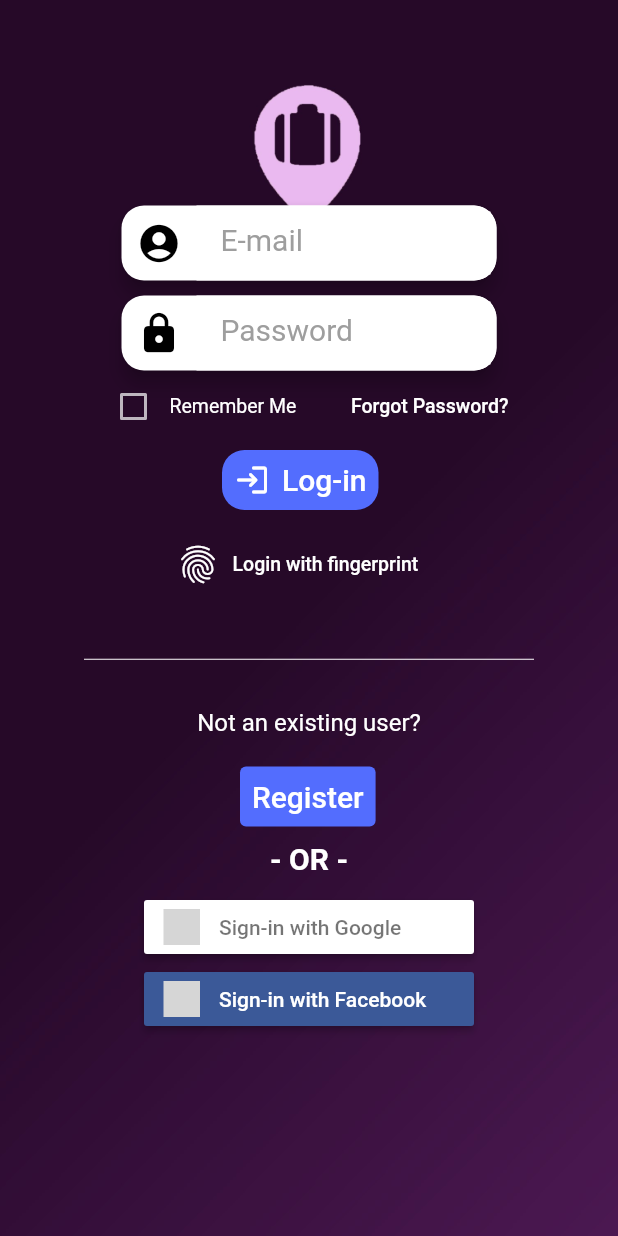
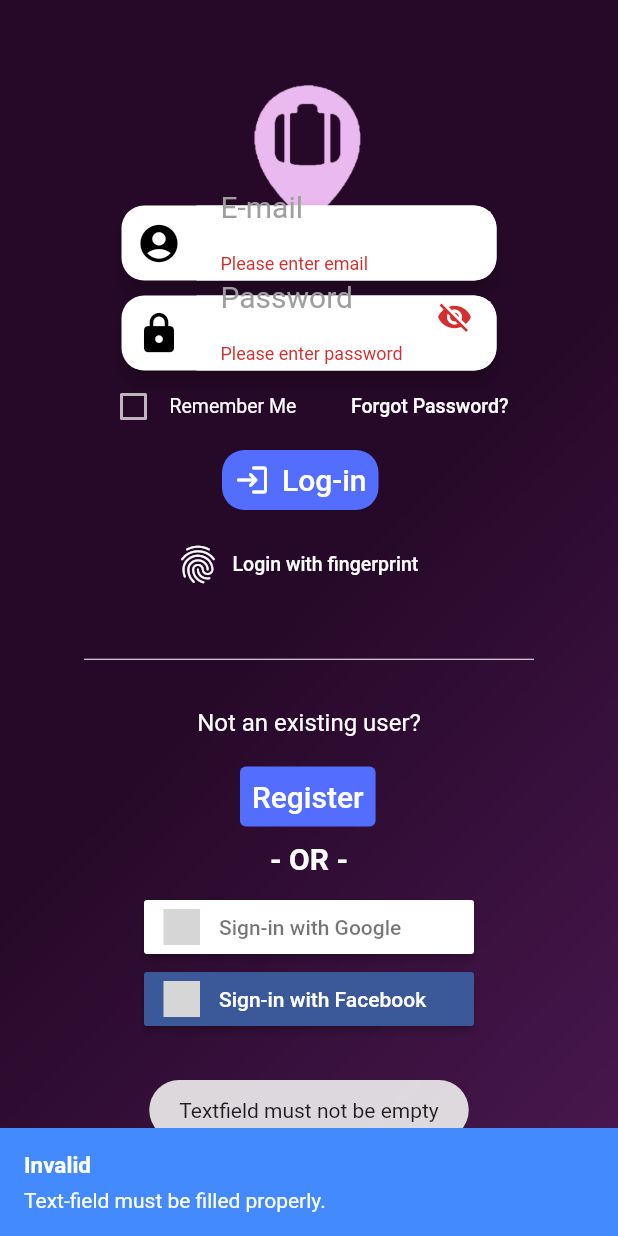
Before and after one commit to Saugat-Maharjan7/Smart-Travel-Planning, a Flutter app: the screen it shows after launch, after a tap on "Skip", after a tap on "Log-in", on a phone screen of 412 x 824 dp. Run offline on Flutter 3.47's test engine with Material 2 defaults, Android fonts, the phone set to English and light mode, and no system bars; our stand-ins replace firebase_auth, firebase_core, flushbar, flutter_icons, flutter_signin_button, fluttertoast and 7 more; accounts and stored records are empty; network calls fail; grey boxes are pictures that could not be loaded.

Commit message:
STPA V3(New changes - login milyo)

```diff
--- a/lib/Login/login_page.dart
+++ b/lib/Login/login_page.dart
@@ -1,6 +1,7 @@
 import 'package:flutter/material.dart';
 import 'package:flutter/rendering.dart';
 import 'package:flutter_signin_button/flutter_signin_button.dart';
+import 'package:fluttertoast/fluttertoast.dart';
 import 'package:smart_travel_planning_appli/Home/home_page.dart';
 import '../Register/register_page.dart';
 import '../Home/home_page.dart';
@@ -309,6 +310,18 @@ class _LoginPageState extends State<LoginPage> {
                               children: <Widget>[
                                 TextButton.icon(
                                   onPressed: () async {
+                                    if (_formkey.currentState.validate()) {
+                                    } else {
+                                      Fluttertoast.showToast(
+                                          msg: "Textfield must not be empty");
+                                      Flushbar(
+                                        title: 'Invalid',
+                                        message:
+                                            'Text-field must be filled properly.',
+                                        backgroundColor: Colors.blueAccent,
+                                        duration: Duration(seconds: 5),
+                                      ).show(context);
+                                    }
                                     try {
                                       final newUser = await _auth
                                           .signInWithEmailAndPassword(
@@ -320,7 +333,12 @@ class _LoginPageState extends State<LoginPage> {
                                           print(email);
                                           print(password);
                                           print('Successful');
+                                          Fluttertoast.showToast(
+                                              msg: "User signing in");
                                         } else {
+                                          Fluttertoast.showToast(
+                                              msg:
+                                                  "Textfield must not be empty");
                                           Flushbar(
                                             title: 'Invalid',
                                             message:
--- a/pubspec.yaml
+++ b/pubspec.yaml
@@ -24,6 +24,7 @@ dependencies:
   alert_dialog: ^1.0.0
   flushbar: ^1.10.4
   image_picker: ^0.8.4+2
+
   google_maps_flutter: ^2.0.10
   geolocator: ^7.6.2
 
```
Also changed, not shown: lib/NavBarPages/location_page.dart (+46 -9 lines), lib/Register/register_page.dart (+23 -7 lines), 2 other files.
